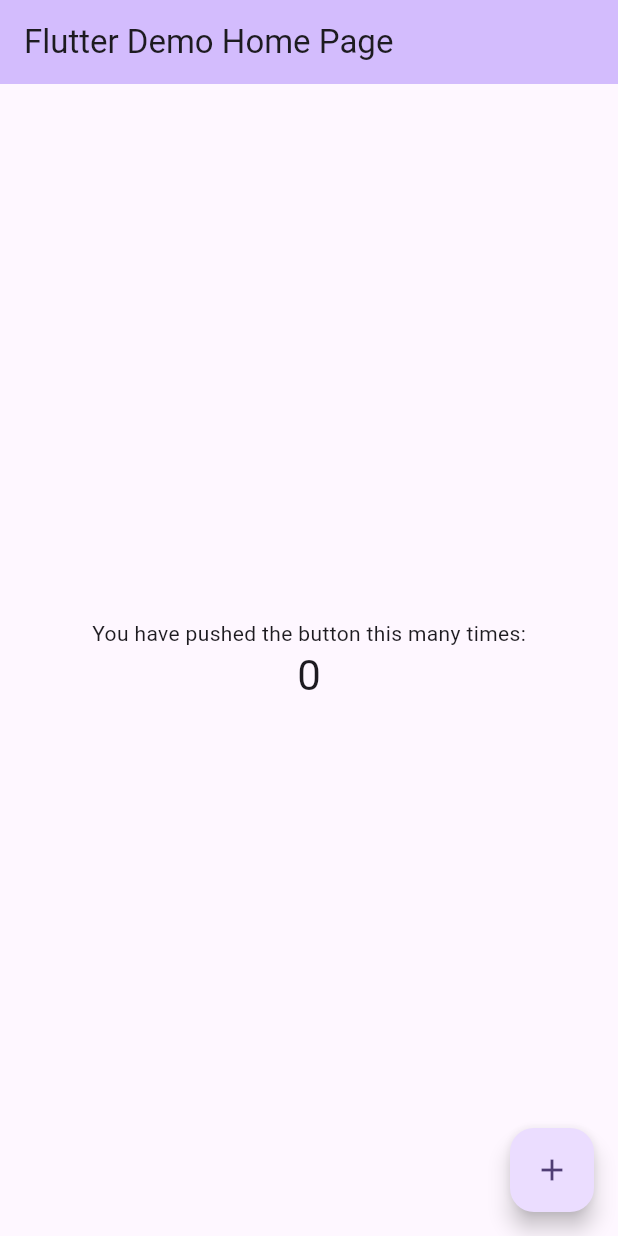
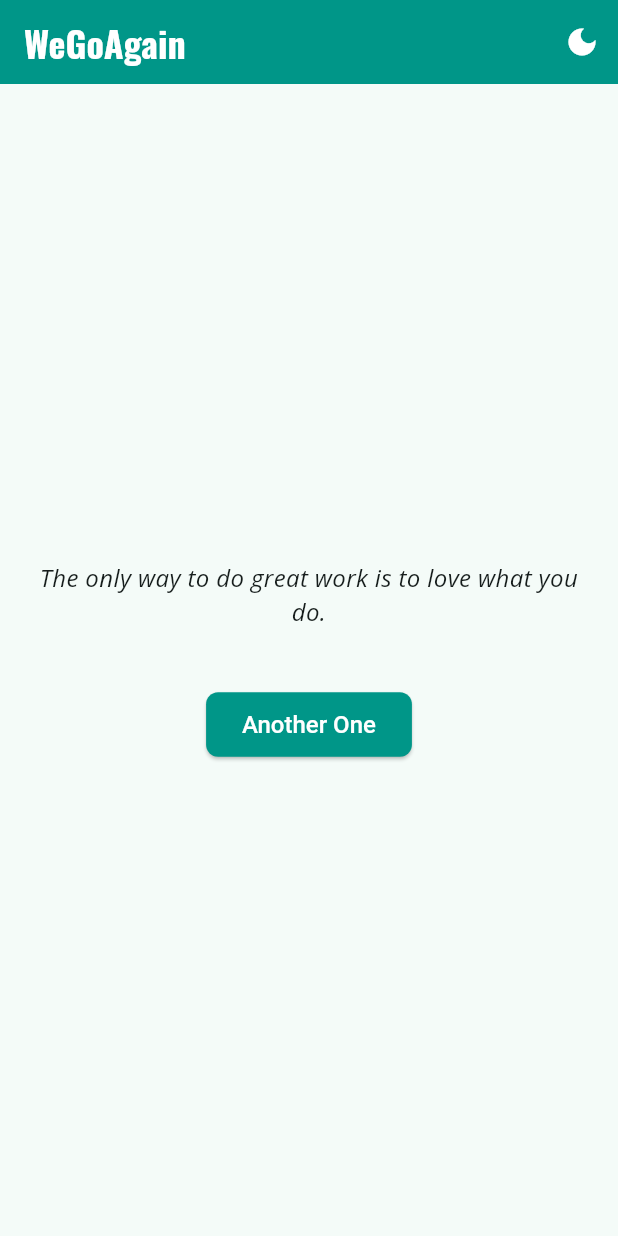
Before and after one commit to SplashCodeDex/WeGoAgain, a Flutter app: the screen it shows after launch, on a phone screen of 412 x 824 dp. Run offline on Flutter 3.47's test engine with Material 3 defaults, Android fonts, the phone set to English and light mode, and no system bars; our stand-ins replace google_fonts.

Commit message:
feat: Initial implementation of WeGoAgain app

```diff
--- a/lib/main.dart
+++ b/lib/main.dart
@@ -1,122 +1,166 @@
 import 'package:flutter/material.dart';
+import 'package:google_fonts/google_fonts.dart';
+import 'package:provider/provider.dart';
+import 'dart:math';
 
 void main() {
-  runApp(const MyApp());
+  runApp(
+    ChangeNotifierProvider(
+      create: (context) => ThemeProvider(),
+      child: const MyApp(),
+    ),
+  );
+}
+
+class ThemeProvider with ChangeNotifier {
+  ThemeMode _themeMode = ThemeMode.system;
+
+  ThemeMode get themeMode => _themeMode;
+
+  void toggleTheme() {
+    _themeMode = _themeMode == ThemeMode.light ? ThemeMode.dark : ThemeMode.light;
+    notifyListeners();
+  }
 }
 
 class MyApp extends StatelessWidget {
   const MyApp({super.key});
 
-  // This widget is the root of your application.
   @override
   Widget build(BuildContext context) {
+    const Color primarySeedColor = Colors.teal;
+
+    final TextTheme appTextTheme = TextTheme(
+      displayLarge: GoogleFonts.oswald(fontSize: 57, fontWeight: FontWeight.bold),
+      titleLarge: GoogleFonts.roboto(fontSize: 22, fontWeight: FontWeight.w500),
+      bodyMedium: GoogleFonts.openSans(fontSize: 16, fontStyle: FontStyle.italic),
+      labelLarge: GoogleFonts.roboto(fontSize: 16, fontWeight: FontWeight.w500),
+    );
+
+    final ThemeData lightTheme = ThemeData(
+      useMaterial3: true,
+      colorScheme: ColorScheme.fromSeed(
+        seedColor: primarySeedColor,
+        brightness: Brightness.light,
+      ),
+      textTheme: appTextTheme,
+      appBarTheme: AppBarTheme(
+        backgroundColor: primarySeedColor,
+        foregroundColor: Colors.white,
+        titleTextStyle: GoogleFonts.oswald(fontSize: 24, fontWeight: FontWeight.bold),
+      ),
+      elevatedButtonTheme: ElevatedButtonThemeData(
+        style: ElevatedButton.styleFrom(
+          foregroundColor: Colors.white,
+          backgroundColor: primarySeedColor,
+          shape: RoundedRectangleBorder(borderRadius: BorderRadius.circular(8)),
+          padding: const EdgeInsets.symmetric(horizontal: 24, vertical: 12),
+          textStyle: GoogleFonts.roboto(fontSize: 16, fontWeight: FontWeight.w500),
+        ),
+      ),
+    );
+
+    final ThemeData darkTheme = ThemeData(
+      useMaterial3: true,
+      colorScheme: ColorScheme.fromSeed(
+        seedColor: primarySeedColor,
+        brightness: Brightness.dark,
+      ),
+      textTheme: appTextTheme,
+      appBarTheme: AppBarTheme(
+        backgroundColor: Colors.grey[900],
+        foregroundColor: Colors.white,
+        titleTextStyle: GoogleFonts.oswald(fontSize: 24, fontWeight: FontWeight.bold),
+      ),
+      elevatedButtonTheme: ElevatedButtonThemeData(
+        style: ElevatedButton.styleFrom(
+          foregroundColor: Colors.black,
+          backgroundColor: primarySeedColor.withOpacity(0.8),
+          shape: RoundedRectangleBorder(borderRadius: BorderRadius.circular(8)),
+          padding: const EdgeInsets.symmetric(horizontal: 24, vertical: 12),
+          textStyle: GoogleFonts.roboto(fontSize: 16, fontWeight: FontWeight.w500),
+        ),
+      ),
+    );
+
+    return Consumer<ThemeProvider>(
+      builder: (context, themeProvider, child) {
         return MaterialApp(
-      title: 'Flutter Demo',
-      theme: ThemeData(
-        // This is the theme of your application.
-        //
-        // TRY THIS: Try running your application with "flutter run". You'll see
-        // the application has a purple toolbar. Then, without quitting the app,
-        // try changing the seedColor in the colorScheme below to Colors.green
-        // and then invoke "hot reload" (save your changes or press the "hot
-        // reload" button in a Flutter-supported IDE, or press "r" if you used
-        // the command line to start the app).
-        //
-        // Notice that the counter didn't reset back to zero; the application
-        // state is not lost during the reload. To reset the state, use hot
-        // restart instead.
-        //
-        // This works for code too, not just values: Most code changes can be
-        // tested with just a hot reload.
-        colorScheme: ColorScheme.fromSeed(seedColor: Colors.deepPurple),
-      ),
-      home: const MyHomePage(title: 'Flutter Demo Home Page'),
+          title: 'WeGoAgain',
+          theme: lightTheme,
+          darkTheme: darkTheme,
+          themeMode: themeProvider.themeMode,
+          home: const MyHomePage(),
+        );
+      },
     );
   }
 }
 
 class MyHomePage extends StatefulWidget {
-  const MyHomePage({super.key, required this.title});
-
-  // This widget is the home page of your application. It is stateful, meaning
-  // that it has a State object (defined below) that contains fields that affect
-  // how it looks.
-
-  // This class is the configuration for the state. It holds the values (in this
-  // case the title) provided by the parent (in this case the App widget) and
-  // used by the build method of the State. Fields in a Widget subclass are
-  // always marked "final".
-
-  final String title;
+  const MyHomePage({super.key});
 
   @override
   State<MyHomePage> createState() => _MyHomePageState();
 }
 
 class _MyHomePageState extends State<MyHomePage> {
-  int _counter = 0;
+  final List<String> _quotes = [
+    "The only way to do great work is to love what you do.",
+    "Believe you can and you're halfway there.",
+    "The future belongs to those who believe in the beauty of their dreams.",
+    "Success is not final, failure is not fatal: it is the courage to continue that counts.",
+    "It does not matter how slowly you go as long as you do not stop.",
+    "The only limit to our realization of tomorrow will be our doubts of today.",
+    "The journey of a thousand miles begins with a single step.",
+    "Keep your face always toward the sunshine—and shadows will fall behind you.",
+    "What you get by achieving your goals is not as important as what you become by achieving your goals.",
+    "We go again."
+  ];
 
-  void _incrementCounter() {
+  String _currentQuote = "The only way to do great work is to love what you do.";
+
+  void _newQuote() {
     setState(() {
-      // This call to setState tells the Flutter framework that something has
-      // changed in this State, which causes it to rerun the build method below
-      // so that the display can reflect the updated values. If we changed
-      // _counter without calling setState(), then the build method would not be
-      // called again, and so nothing would appear to happen.
-      _counter++;
+      _currentQuote = _quotes[Random().nextInt(_quotes.length)];
     });
   }
 
   @override
   Widget build(BuildContext context) {
-    // This method is rerun every time setState is called, for instance as done
-    // by the _incrementCounter method above.
-    //
-    // The Flutter framework has been optimized to make rerunning build methods
-    // fast, so that you can just rebuild anything that needs updating rather
-    // than having to individually change instances of widgets.
+    final themeProvider = Provider.of<ThemeProvider>(context);
+
     return Scaffold(
       appBar: AppBar(
-        // TRY THIS: Try changing the color here to a specific color (to
-        // Colors.amber, perhaps?) and trigger a hot reload to see the AppBar
-        // change color while the other colors stay the same.
-        backgroundColor: Theme.of(context).colorScheme.inversePrimary,
-        // Here we take the value from the MyHomePage object that was created by
-        // the App.build method, and use it to set our appbar title.
-        title: Text(widget.title),
+        title: const Text('WeGoAgain'),
+        actions: [
+          IconButton(
+            icon: Icon(themeProvider.themeMode == ThemeMode.dark ? Icons.light_mode : Icons.dark_mode),
+            onPressed: () => themeProvider.toggleTheme(),
+            tooltip: 'Toggle Theme',
+          ),
+        ],
       ),
       body: Center(
-        // Center is a layout widget. It takes a single child and positions it
-        // in the middle of the parent.
+        child: Padding(
+          padding: const EdgeInsets.all(20.0),
           child: Column(
-          // Column is also a layout widget. It takes a list of children and
-          // arranges them vertically. By default, it sizes itself to fit its
-          // children horizontally, and tries to be as tall as its parent.
-          //
-          // Column has various properties to control how it sizes itself and
-          // how it positions its children. Here we use mainAxisAlignment to
-          // center the children vertically; the main axis here is the vertical
-          // axis because Columns are vertical (the cross axis would be
-          // horizontal).
-          //
-          // TRY THIS: Invoke "debug painting" (choose the "Toggle Debug Paint"
-          // action in the IDE, or press "p" in the console), to see the
-          // wireframe for each widget.
             mainAxisAlignment: MainAxisAlignment.center,
             children: <Widget>[
-            const Text('You have pushed the button this many times:'),
               Text(
-              '$_counter',
-              style: Theme.of(context).textTheme.headlineMedium,
+                _currentQuote,
+                textAlign: TextAlign.center,
+                style: Theme.of(context).textTheme.bodyMedium,
+              ),
+              const SizedBox(height: 40),
+              ElevatedButton(
+                onPressed: _newQuote,
+                child: const Text('Another One'),
               ),
             ],
           ),
         ),
-      floatingActionButton: FloatingActionButton(
-        onPressed: _incrementCounter,
-        tooltip: 'Increment',
-        child: const Icon(Icons.add),
-      ), // This trailing comma makes auto-formatting nicer for build methods.
+      ),
     );
   }
 }
--- a/pubspec.yaml
+++ b/pubspec.yaml
@@ -34,6 +34,8 @@ dependencies:
   # The following adds the Cupertino Icons font to your application.
   # Use with the CupertinoIcons class for iOS style icons.
   cupertino_icons: ^1.0.8
+  google_fonts: ^6.3.2
+  provider: ^6.1.5+1
 
 dev_dependencies:
   flutter_test:
```
Also changed, not shown: .idx/mcp.json, pubspec.lock, 2 other files. Lines whose indentation alone changed are shown as unchanged.
